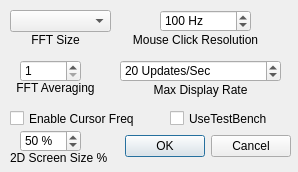
This is macforms/displaydlg.ui in rafael2k/CuteSDR as Qt 5 draws it before an edit. The edited form follows.
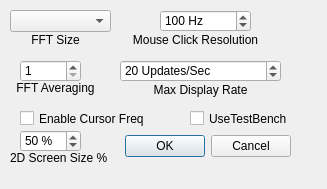
This is the edited form.

The edit to the form file:
```diff
--- a/macforms/displaydlg.ui
+++ b/macforms/displaydlg.ui
@@ -6,8 +6,8 @@
    <rect>
     <x>0</x>
     <y>0</y>
-    <width>298</width>
-    <height>172</height>
+    <width>327</width>
+    <height>189</height>
    </rect>
   </property>
   <property name="windowTitle">
@@ -169,7 +169,7 @@
   <widget class="QCheckBox" name="checkBoxTestBench">
    <property name="geometry">
     <rect>
-     <x>170</x>
+     <x>190</x>
      <y>110</y>
      <width>121</width>
      <height>17</height>
@@ -223,7 +223,7 @@
   <widget class="QCheckBox" name="checkBoxEnableCurTxt">
    <property name="geometry">
     <rect>
-     <x>10</x>
+     <x>20</x>
      <y>110</y>
      <width>151</width>
      <height>17</height>
```
Left out of the diff: 4 changed lines with no effect on the pictures.
